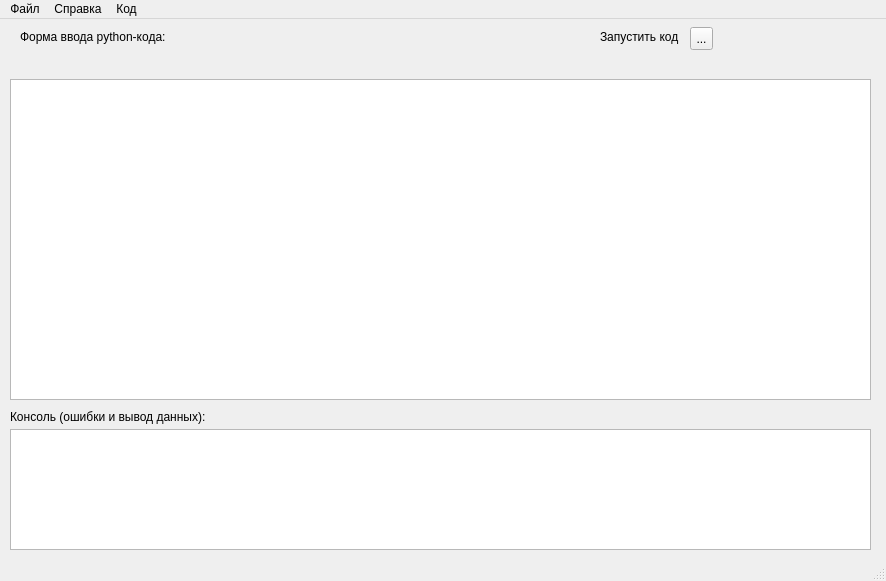
This is src/renga_py_shell/shellwindow.ui in NikBel3476/Renga_python_shell as Qt 5 draws it before an edit. The edited form follows.
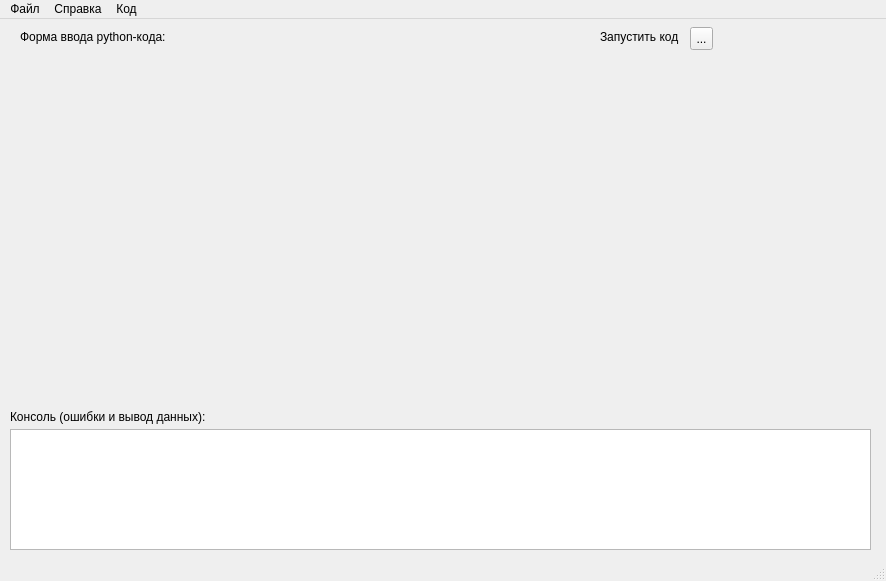
This is the edited form. Icons and pictures are not drawn.

What changed in the file:
```diff
--- a/src/renga_py_shell/shellwindow.ui
+++ b/src/renga_py_shell/shellwindow.ui
@@ -18,19 +18,6 @@
     <normaloff>repa_logo.png</normaloff>repa_logo.png</iconset>
   </property>
   <widget class="QWidget" name="centralwidget">
-   <widget class="QPlainTextEdit" name="code_space">
-    <property name="geometry">
-     <rect>
-      <x>10</x>
-      <y>60</y>
-      <width>861</width>
-      <height>321</height>
-     </rect>
-    </property>
-    <property name="inputMethodHints">
-     <set>Qt::ImhMultiLine</set>
-    </property>
-   </widget>
    <widget class="QLabel" name="label_2">
     <property name="geometry">
      <rect>
```
Left out of the diff: 4 changed lines with no effect on the pictures.
